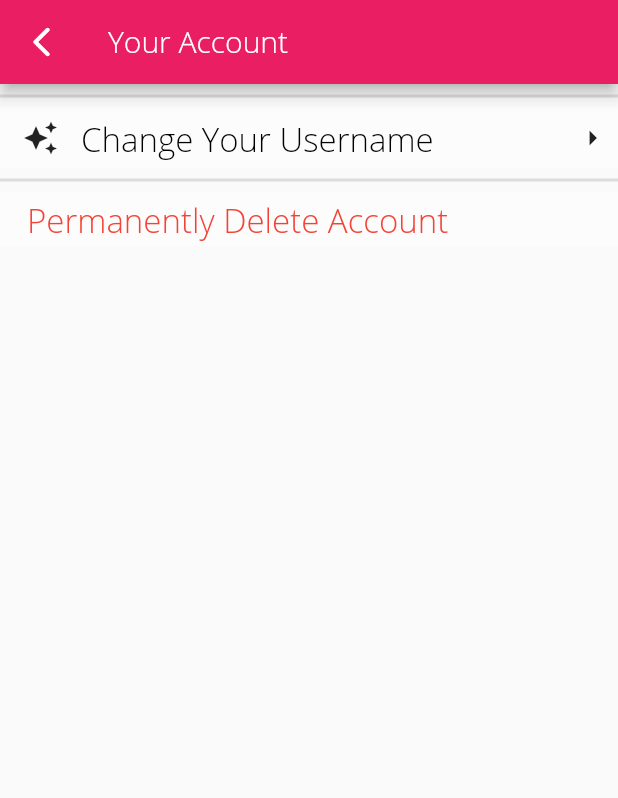
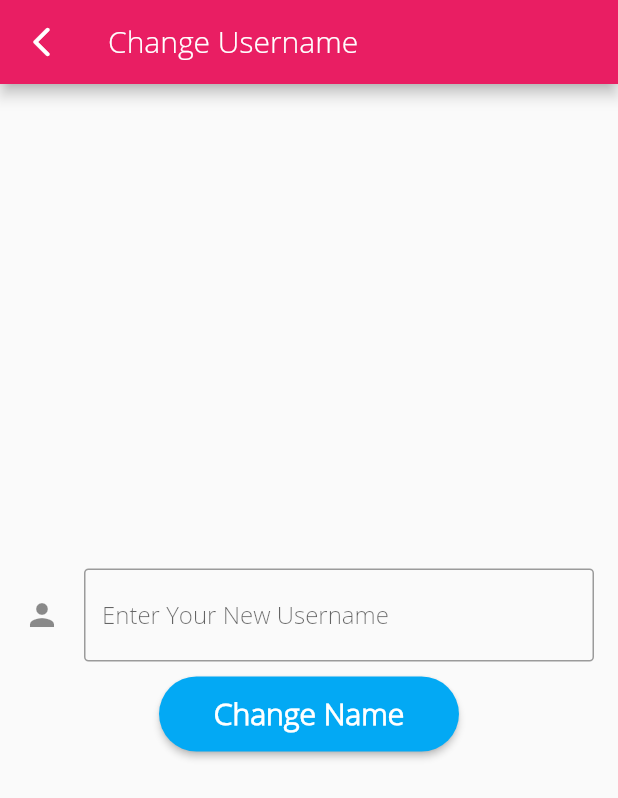
Before and after one commit to hamesjan/cjappp, a Flutter app: the YourAccount screen opened directly, after a tap on "Change Your Username", on a phone screen of 412 x 824 dp. Shown: the top 798 px of the screen. Run offline on Flutter 3.47's test engine with Material 2 defaults, Android fonts, the phone set to English and light mode, and no system bars; drawn by our look-alikes of rounded_loading_button; our stand-ins replace cloud_firestore, firebase_auth, firebase_core, firebase_storage, flutter_html, flutter_rating_bar and 6 more; missing offline and left inert: dart:ffi, firebase_admob, optimized_cached_image; accounts and stored records are empty.

Commit message:
2nd archive

```diff
--- /dev/null
+++ b/lib/pages/settings/change_username.dart
@@ -0,0 +1,136 @@
+import 'package:cjapp/pages/settings/your_account.dart';
+import 'package:flutter/material.dart';
+import 'package:rounded_loading_button/rounded_loading_button.dart';
+import 'package:cloud_firestore/cloud_firestore.dart';
+import 'package:flutter/cupertino.dart';
+import 'dart:async';
+import 'package:cjapp/services/BaseAuth.dart';
+import 'package:firebase_auth/firebase_auth.dart' as auth;
+import 'package:flutter/services.dart';
+
+
+class ChangeUsername extends StatefulWidget {
+  @override
+  _ChangeUsernameState createState() => _ChangeUsernameState();
+}
+
+class _ChangeUsernameState extends State<ChangeUsername> {
+  final _changeUsernameFormKey = GlobalKey<FormState>();
+  final RoundedLoadingButtonController _changeUsernameButtonController = new RoundedLoadingButtonController();
+  final FirebaseFirestore _firestore = FirebaseFirestore.instance;
+
+  String username;
+  String errorMessage;
+
+
+  Future<void> changeName() async {
+    try {
+      var _auth = Auth();
+      String old_username;
+      auth.User _user = await _auth.getCurrentUser();
+      var allUsers = await _firestore.collection('users').get();
+      allUsers.docs.forEach((element) {
+        if (element.data()['uid'] == _user.uid) {
+          old_username = element.data()['username'];
+        }
+      });
+      await _firestore.collection('users').doc(old_username).update({
+        'username': username
+      });
+      var resUsers = await _firestore.collection('users').doc(old_username).get();
+      Map<String,dynamic> holder = resUsers.data();
+      await _firestore.collection('users').doc(username).set(holder);
+      await _firestore.collection('users').doc(old_username).delete();
+      _changeUsernameButtonController.success();
+      Navigator.pop(context);
+      Navigator.push(context,
+          MaterialPageRoute(builder: (BuildContext context) => YourAccount()));
+    } on PlatformException catch (e) {
+      print(e);
+    } catch (e) {
+      _changeUsernameButtonController.reset();
+      setState(
+            () {
+          errorMessage = e.message;
+        },
+      );
+    }
+  }
+
+  void _startLogin() async {
+    Timer(Duration(milliseconds: 300), () async{
+      if (_changeUsernameFormKey.currentState.validate()) {
+        changeName();
+      } else {
+        _changeUsernameButtonController.reset();
+      }
+    });
+  }
+
+  String validateUsername(String value) {
+    if (value == null || value.isEmpty) {
+      return "Username is invalid.";
+    }
+    return null;
+  }
+
+
+  @override
+  Widget build(BuildContext context) {
+    return Scaffold(
+        appBar: AppBar(
+          title: Text('Change Username'),
+          leading: IconButton(
+            icon: Icon(Icons.arrow_back_ios_rounded),
+            onPressed: (){
+              Navigator.pop(context);
+              Navigator.push(context,
+                  MaterialPageRoute(
+                      builder: (BuildContext context) => YourAccount()
+                  )
+              );
+            },
+          ),
+        ),
+        body: Container(
+          padding: EdgeInsets.all(16),
+          child:Form(
+            key: _changeUsernameFormKey,
+            child:
+            Column(
+              crossAxisAlignment: CrossAxisAlignment.center,
+              mainAxisAlignment: MainAxisAlignment.center,
+              children: <Widget>[
+                TextFormField(
+                    validator: (text) => validateUsername(text),
+                    onChanged: (value) => username = value,
+                    decoration: InputDecoration(
+                      icon: Icon(Icons.person),
+                      border: OutlineInputBorder(
+                          borderRadius: BorderRadius.all(Radius.circular(3))),
+                      hintText: 'Enter Your New Username',
+                    )),
+                errorMessage != null
+                    ? Text(
+                  errorMessage,
+                  style: TextStyle(color: Colors.red),
+                  textAlign: TextAlign.center,
+                )
+                    : Container(),
+                SizedBox(
+                  height: 10,
+                ),
+                RoundedLoadingButton(
+                  width: 200,
+                  errorColor: Colors.red,
+                  child: Text('Change Name', style: TextStyle(color: Colors.white, fontSize: 20, fontWeight: FontWeight.bold)),
+                  controller: _changeUsernameButtonController,
+                  onPressed: _startLogin,
+                ),
+              ],
+            ),
+          ),
+        )
+    );
+  }
+}
```
Also changed, not shown: lib/pages/login/login.dart (+0 -49 lines), lib/pages/settings/settings.dart (+57 -2 lines), lib/pages/settings/your_account.dart (+71 -7 lines).
